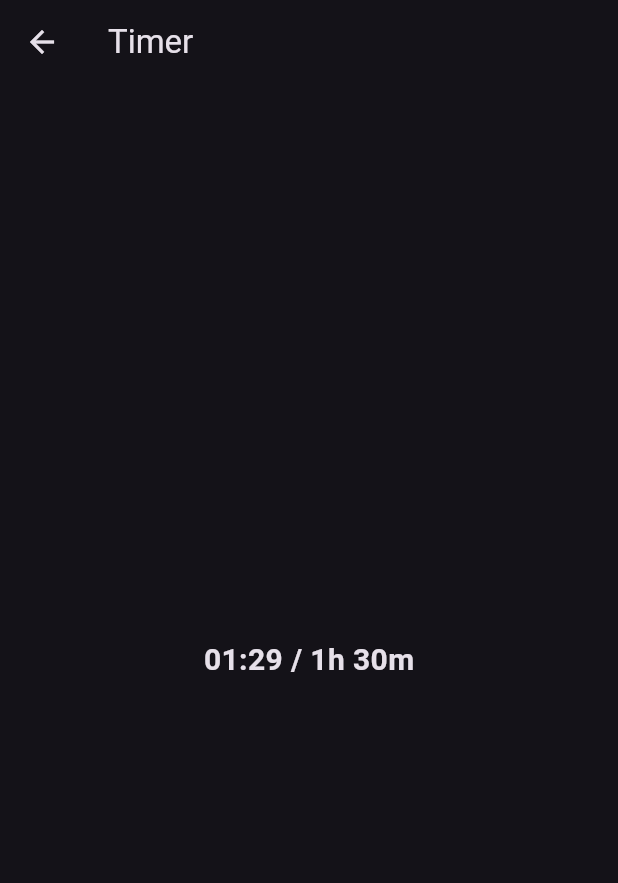
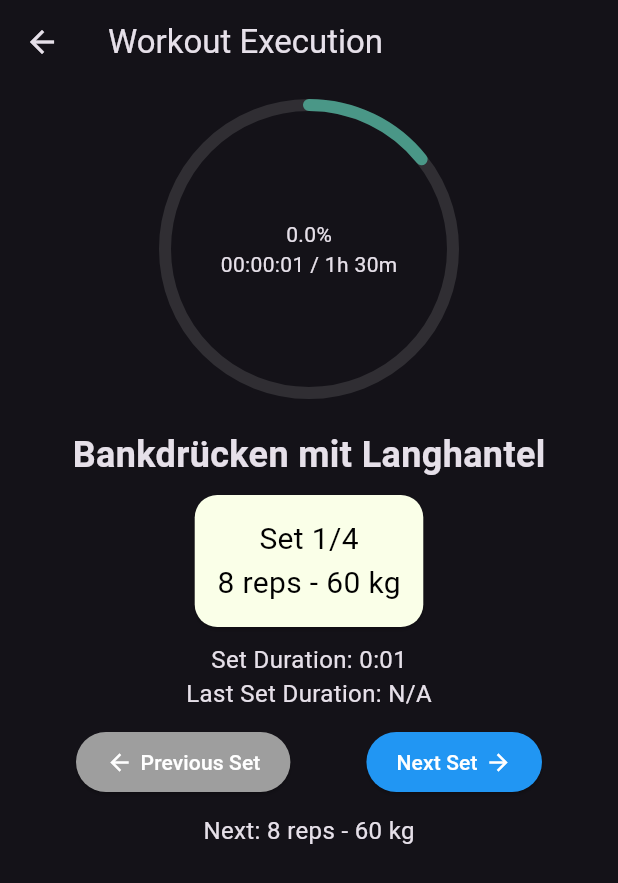
Before and after one commit to eKecevic/gym-app-ek, a Flutter app: the screen it shows after launch, after a tap on the "play arrow" icon, on a phone screen of 412 x 824 dp. Shown: the top 883 px of the screen. Run offline on Flutter 3.47's test engine with Material 3 defaults, Android fonts, the phone set to English and light mode, and no system bars; drawn by our look-alikes of percent_indicator; our stand-ins replace shared_preferences.

Commit message:
legs muscles new, new exercises, new workout_execution_view

```diff
--- a/lib/main.dart
+++ b/lib/main.dart
@@ -7,6 +7,7 @@ import 'package:path_provider/path_provider.dart';
 import 'package:shared_preferences/shared_preferences.dart';
 import 'exercise_detail_screen.dart';
 import 'workout_card.dart';
+import 'workout_execution_screen.dart';
 import 'models.dart';
 import 'package:flutter/foundation.dart' show kIsWeb;
 
@@ -34,6 +35,7 @@ class WorkoutScreen extends StatefulWidget {
 class _WorkoutScreenState extends State<WorkoutScreen> {
   String selectedDuration = '1h 30m';
   String selectedType = 'Push muscles';
+  String selectedRestTime = '1m'; // New variable for rest time
   List<Workout> workouts = [];
 
   @override
@@ -50,13 +52,7 @@ class _WorkoutScreenState extends State<WorkoutScreen> {
         if (workoutsString != null) {
           final data = json.decode(workoutsString);
           setState(() {
-            workouts = selectedType == 'Push muscles'
-                ? (data['push'] as List)
-                    .map((i) => Workout.fromJson(i))
-                    .toList()
-                : (data['pull'] as List)
-                    .map((i) => Workout.fromJson(i))
-                    .toList();
+            workouts = _getWorkoutsForSelectedType(data);
           });
           return;
         }
@@ -65,12 +61,23 @@ class _WorkoutScreenState extends State<WorkoutScreen> {
       final response = await rootBundle.loadString('assets/data/workouts.json');
       final data = json.decode(response);
       setState(() {
-        workouts = selectedType == 'Push muscles'
-            ? (data['push'] as List).map((i) => Workout.fromJson(i)).toList()
-            : (data['pull'] as List).map((i) => Workout.fromJson(i)).toList();
+        workouts = _getWorkoutsForSelectedType(data);
       });
     } catch (e) {
       print("Error loading workouts: $e");
+    }
+  }
+
+  List<Workout> _getWorkoutsForSelectedType(Map<String, dynamic> data) {
+    switch (selectedType) {
+      case 'Push muscles':
+        return (data['push'] as List).map((i) => Workout.fromJson(i)).toList();
+      case 'Pull muscles':
+        return (data['pull'] as List).map((i) => Workout.fromJson(i)).toList();
+      case 'Legs':
+        return (data['legs'] as List).map((i) => Workout.fromJson(i)).toList();
+      default:
+        return [];
     }
   }
 
@@ -83,6 +90,10 @@ class _WorkoutScreenState extends State<WorkoutScreen> {
             .toList(),
         'pull': workouts
             .where((w) => w.type == 'pull')
+            .map((w) => w.toJson())
+            .toList(),
+        'legs': workouts
+            .where((w) => w.type == 'legs')
             .map((w) => w.toJson())
             .toList(),
       };
@@ -126,6 +137,10 @@ class _WorkoutScreenState extends State<WorkoutScreen> {
     return hours * 60 + minutes;
   }
 
+  int getRestTimeInSeconds(String restTime) {
+    return int.parse(restTime.replaceAll('m', '')) * 60;
+  }
+
   @override
   Widget build(BuildContext context) {
     return Scaffold(
@@ -160,7 +175,7 @@ class _WorkoutScreenState extends State<WorkoutScreen> {
               ),
               _buildDropdownButton(
                 value: selectedType,
-                items: ['Push muscles', 'Pull muscles'],
+                items: ['Push muscles', 'Pull muscles', 'Legs'],
                 onChanged: (String? newValue) {
                   setState(() {
                     selectedType = newValue!;
@@ -173,6 +188,15 @@ class _WorkoutScreenState extends State<WorkoutScreen> {
                 items: ['Equipment'],
                 onChanged: (String? newValue) {
                   // Implement equipment change logic if needed
+                },
+              ),
+              _buildDropdownButton(
+                value: selectedRestTime,
+                items: ['1m', '2m', '3m'],
+                onChanged: (String? newValue) {
+                  setState(() {
+                    selectedRestTime = newValue!;
+                  });
                 },
               ),
             ],
@@ -193,6 +217,8 @@ class _WorkoutScreenState extends State<WorkoutScreen> {
                 TargetMuscleWidget(muscle: 'Chest', percentage: 58),
                 TargetMuscleWidget(muscle: 'Triceps', percentage: 58),
                 TargetMuscleWidget(muscle: 'Shoulders', percentage: 58),
+                TargetMuscleWidget(
+                    muscle: 'Legs', percentage: 60), // Added Legs
               ],
             ),
           ),
@@ -290,8 +316,11 @@ class _WorkoutScreenState extends State<WorkoutScreen> {
           Navigator.push(
             context,
             MaterialPageRoute(
-              builder: (context) => TimerScreen(
-                selectedDuration: getDurationInMinutes(selectedDuration),
+              builder: (context) => WorkoutExecutionScreen(
+                workouts: workouts,
+                selectedDuration: selectedDuration,
+                selectedRestTime:
+                    selectedRestTime, // Pass the selected rest time
               ),
             ),
           );
--- /dev/null
+++ b/lib/workout_execution_screen.dart
@@ -0,0 +1,328 @@
+import 'package:flutter/material.dart';
+import 'dart:async';
+import 'package:percent_indicator/circular_percent_indicator.dart';
+import 'models.dart';
+
+class WorkoutExecutionScreen extends StatefulWidget {
+  final List<Workout> workouts;
+  final String selectedDuration;
+  final String selectedRestTime;
+
+  WorkoutExecutionScreen({
+    required this.workouts,
+    required this.selectedDuration,
+    required this.selectedRestTime,
+  });
+
+  @override
+  _WorkoutExecutionScreenState createState() => _WorkoutExecutionScreenState();
+}
+
+class _WorkoutExecutionScreenState extends State<WorkoutExecutionScreen> {
+  int currentExerciseIndex = 0;
+  int currentSetIndex = 0;
+  late Timer workoutTimer;
+  late Timer restTimer;
+  int remainingTime = 0;
+  int totalDuration = 0;
+  int setStartTime = 0;
+  int lastSetDuration = 0;
+  ExerciseSet? lastSet;
+  bool isResting = false;
+  int restTime = 0;
+  int remainingRestTime = 0;
+  bool showRestPopup = false;
+  bool canSkipRest = false; // Flag to track if rest can be skipped
+
+  @override
+  void initState() {
+    super.initState();
+    totalDuration = getDurationInMinutes(widget.selectedDuration) * 60;
+    restTime = getRestTimeInSeconds(widget.selectedRestTime);
+    startWorkoutTimer();
+  }
+
+  @override
+  void dispose() {
+    workoutTimer.cancel();
+    restTimer?.cancel();
+    super.dispose();
+  }
+
+  void startWorkoutTimer() {
+    workoutTimer = Timer.periodic(Duration(seconds: 1), (timer) {
+      setState(() {
+        if (remainingTime < totalDuration) {
+          remainingTime++;
+        } else {
+          timer.cancel();
+        }
+      });
+    });
+  }
+
+  void startRestTimer() {
+    remainingRestTime = restTime;
+    restTimer = Timer.periodic(Duration(seconds: 1), (timer) {
+      setState(() {
+        if (remainingRestTime > 0) {
+          remainingRestTime--;
+        } else {
+          timer.cancel();
+          isResting = false;
+          showRestPopup = false;
+          canSkipRest = false; // Reset flag
+          proceedToNextSet();
+        }
+      });
+    });
+  }
+
+  void proceedToNextSet() {
+    if (currentSetIndex <
+        widget.workouts[currentExerciseIndex].workingSets.length - 1) {
+      currentSetIndex++;
+    } else if (currentExerciseIndex < widget.workouts.length - 1) {
+      currentExerciseIndex++;
+      currentSetIndex = 0;
+    } else {
+      // Workout completed
+      workoutTimer.cancel();
+      showDialog(
+        context: context,
+        builder: (context) => AlertDialog(
+          title: Text('Workout Completed'),
+          content: Text('You have completed your workout!'),
+          actions: [
+            TextButton(
+              onPressed: () {
+                Navigator.pop(context);
+                Navigator.pop(context);
+              },
+              child: Text('OK'),
+            ),
+          ],
+        ),
+      );
+    }
+  }
+
+  void nextSet() {
+    if (isResting) {
+      if (canSkipRest) {
+        // Skip rest time if the flag is true
+        restTimer.cancel();
+        isResting = false;
+        showRestPopup = false;
+        canSkipRest = false;
+        proceedToNextSet();
+      } else {
+        // Just hide the popup on the first click
+        setState(() {
+          showRestPopup = false;
+          canSkipRest =
+              true; // Set the flag to allow skipping rest on the next click
+        });
+      }
+    } else {
+      setState(() {
+        lastSetDuration = remainingTime - setStartTime;
+        lastSet =
+            widget.workouts[currentExerciseIndex].workingSets[currentSetIndex];
+        setStartTime = remainingTime;
+        isResting = true;
+        showRestPopup = true;
+        canSkipRest = false; // Reset the flag
+        startRestTimer();
+      });
+    }
+  }
+
+  void previousSet() {
+    if (isResting) return;
+    setState(() {
+      if (currentSetIndex > 0) {
+        currentSetIndex--;
+      } else if (currentExerciseIndex > 0) {
+        currentExerciseIndex--;
+        currentSetIndex =
+            widget.workouts[currentExerciseIndex].workingSets.length - 1;
+      }
+      setStartTime = remainingTime;
+    });
+  }
+
+  @override
+  Widget build(BuildContext context) {
+    final totalSets = widget.workouts
+        .fold<int>(0, (sum, workout) => sum + workout.workingSets.length);
+    final completedSets = widget.workouts
+            .take(currentExerciseIndex)
+            .fold<int>(0, (sum, workout) => sum + workout.workingSets.length) +
+        currentSetIndex;
+    final progress = completedSets / totalSets;
+    final bufferSize = 1 / widget.workouts.length;
+    final bufferProgress = (currentExerciseIndex + 1) * bufferSize;
+    final currentSetDuration = remainingTime - setStartTime;
+
+    return Scaffold(
+      appBar: AppBar(
+        title: Text('Workout Execution'),
+      ),
+      body: Stack(
+        children: [
+          Column(
+            children: [
+              SizedBox(height: 10),
+              Align(
+                alignment: Alignment.topCenter,
+                child: Stack(
+                  alignment: Alignment.center,
+                  children: [
+                    CircularPercentIndicator(
+                      radius: 100.0,
+                      lineWidth: 8.0,
+                      percent: bufferProgress,
+                      progressColor: Colors.tealAccent.withOpacity(0.5),
+                      backgroundColor: Colors.grey.withOpacity(0.2),
+                      circularStrokeCap: CircularStrokeCap.round,
+                    ),
+                    CircularPercentIndicator(
+                      radius: 90.0,
+                      lineWidth: 8.0,
+                      percent: progress,
+                      center: Column(
+                        mainAxisAlignment: MainAxisAlignment.center,
+                        children: [
+                          Text('${(progress * 100).toStringAsFixed(1)}%'),
+                          Text(
+                            '${Duration(seconds: remainingTime).inHours.toString().padLeft(2, '0')}:${Duration(seconds: remainingTime).inMinutes.remainder(60).toString().padLeft(2, '0')}:${(remainingTime % 60).toString().padLeft(2, '0')} / ${widget.selectedDuration}',
+                          ),
+                        ],
+                      ),
+                      progressColor: Colors.green,
+                      backgroundColor: Colors.transparent,
+                      circularStrokeCap: CircularStrokeCap.round,
+                    ),
+                  ],
+                ),
+              ),
+              SizedBox(height: 20),
+              Text(
+                widget.workouts[currentExerciseIndex].title,
+                style: TextStyle(fontSize: 24, fontWeight: FontWeight.bold),
+              ),
+              Card(
+                margin: EdgeInsets.symmetric(horizontal: 20, vertical: 10),
+                shape: RoundedRectangleBorder(
+                  borderRadius: BorderRadius.circular(15),
+                ),
+                color: Color.fromARGB(255, 250, 255, 232),
+                child: Padding(
+                  padding: EdgeInsets.all(15),
+                  child: Column(
+                    crossAxisAlignment: CrossAxisAlignment.center,
+                    children: [
+                      Text(
+                        'Set ${currentSetIndex + 1}/${widget.workouts[currentExerciseIndex].workingSets.length}',
+                        style: TextStyle(fontSize: 20, color: Colors.black),
+                      ),
+                      Text(
+                        '${widget.workouts[currentExerciseIndex].workingSets[currentSetIndex].reps} reps - ${widget.workouts[currentExerciseIndex].workingSets[currentSetIndex].weight} kg',
+                        style: TextStyle(fontSize: 20, color: Colors.black),
+                      ),
+                    ],
+                  ),
+                ),
+              ),
+              Text(
+                'Set Duration: ${currentSetDuration ~/ 60}:${(currentSetDuration % 60).toString().padLeft(2, '0')}',
+                style: TextStyle(fontSize: 16),
+              ),
+              if (isResting) // Display rest time countdown only if resting
+                Text(
+                  'Rest Time: ${remainingRestTime ~/ 60}:${(remainingRestTime % 60).toString().padLeft(2, '0')}',
+                  style: TextStyle(
+                      fontSize: 16, color: Color.fromARGB(255, 184, 205, 0)),
+                ),
+              Text(
+                lastSet != null
+                    ? 'Last Set Duration: ${lastSetDuration ~/ 60}:${(lastSetDuration % 60).toString().padLeft(2, '0')} (${lastSet?.reps} reps - ${lastSet?.weight} kg)'
+                    : 'Last Set Duration: N/A',
+                style: TextStyle(fontSize: 16),
+              ),
+              SizedBox(height: 10),
+              Row(
+                mainAxisAlignment: MainAxisAlignment.spaceEvenly,
+                children: [
+                  ElevatedButton(
+                    onPressed: previousSet,
+                    style: ElevatedButton.styleFrom(
+                      backgroundColor: Colors.grey,
+                      padding:
+                          EdgeInsets.symmetric(horizontal: 20, vertical: 10),
+                    ),
+                    child: Row(
+                      children: [
+                        Icon(Icons.arrow_back, color: Colors.white),
+                        SizedBox(width: 5),
+                        Text("Previous Set",
+                            style: TextStyle(color: Colors.white)),
+                      ],
+                    ),
+                  ),
+                  ElevatedButton(
+                    onPressed: nextSet,
+                    style: ElevatedButton.styleFrom(
+                      backgroundColor: Colors.blue,
+                      padding:
+                          EdgeInsets.symmetric(horizontal: 20, vertical: 10),
+                    ),
+                    child: Row(
+                      children: [
+                        Text("Next Set", style: TextStyle(color: Colors.white)),
+                        SizedBox(width: 5),
+                        Icon(Icons.arrow_forward, color: Colors.white),
+                      ],
+                    ),
+                  ),
+                ],
+              ),
+              SizedBox(height: 10),
+              Text(
+                'Next: ${widget.workouts[currentExerciseIndex].workingSets[(currentSetIndex + 1) % widget.workouts[currentExerciseIndex].workingSets.length].reps} reps - ${widget.workouts[currentExerciseIndex].workingSets[(currentSetIndex + 1) % widget.workouts[currentExerciseIndex].workingSets.length].weight} kg',
+                style: TextStyle(fontSize: 16),
+              ),
+            ],
+          ),
+          if (showRestPopup) // Show popup if needed
+            Positioned(
+              top: 50,
+              left: MediaQuery.of(context).size.width * 0.2,
+              child: Card(
+                color: Colors.blueAccent,
+                child: Padding(
+                  padding: EdgeInsets.all(10),
+                  child: Text(
+                    'Time to Rest!',
+                    style: TextStyle(color: Colors.white, fontSize: 18),
+                  ),
+                ),
+              ),
+            ),
+        ],
+      ),
+    );
+  }
+
+  int getDurationInMinutes(String duration) {
+    final parts = duration.split(' ');
+    final hours = int.parse(parts[0].replaceAll('h', ''));
+    final minutes = int.parse(parts[1].replaceAll('m', ''));
+    return hours * 60 + minutes;
+  }
+
+  int getRestTimeInSeconds(String restTime) {
+    return int.parse(restTime.replaceAll('m', '')) * 60;
+  }
+}
--- a/lib/workout_provider.dart
+++ b/lib/workout_provider.dart
@@ -25,7 +25,9 @@ class WorkoutProvider with ChangeNotifier {
       final data = await json.decode(response);
       _workouts = selectedType == 'Push muscles'
           ? (data['push'] as List).map((i) => Workout.fromJson(i)).toList()
-          : (data['pull'] as List).map((i) => Workout.fromJson(i)).toList();
+          : selectedType == 'Pull muscles'
+              ? (data['pull'] as List).map((i) => Workout.fromJson(i)).toList()
+              : (data['legs'] as List).map((i) => Workout.fromJson(i)).toList();
 
       notifyListeners();
     } catch (e) {
@@ -44,6 +46,10 @@ class WorkoutProvider with ChangeNotifier {
             .toList(),
         'pull': _workouts
             .where((w) => w.type == 'pull')
+            .map((w) => w.toJson())
+            .toList(),
+        'legs': _workouts
+            .where((w) => w.type == 'legs')
             .map((w) => w.toJson())
             .toList()
       };
--- a/pubspec.yaml
+++ b/pubspec.yaml
@@ -11,6 +11,7 @@ environment:
 dependencies:
   flutter:
     sdk: flutter
+  percent_indicator: ^4.0.0
   provider: ^5.0.0
   http: ^0.13.3
   flutter_localizations:
```
Also changed, not shown: assets/data/workouts.json (+224 -4 lines), assets/data/workouts_backup.json (deleted, +0 -45 lines), pubspec.lock.
